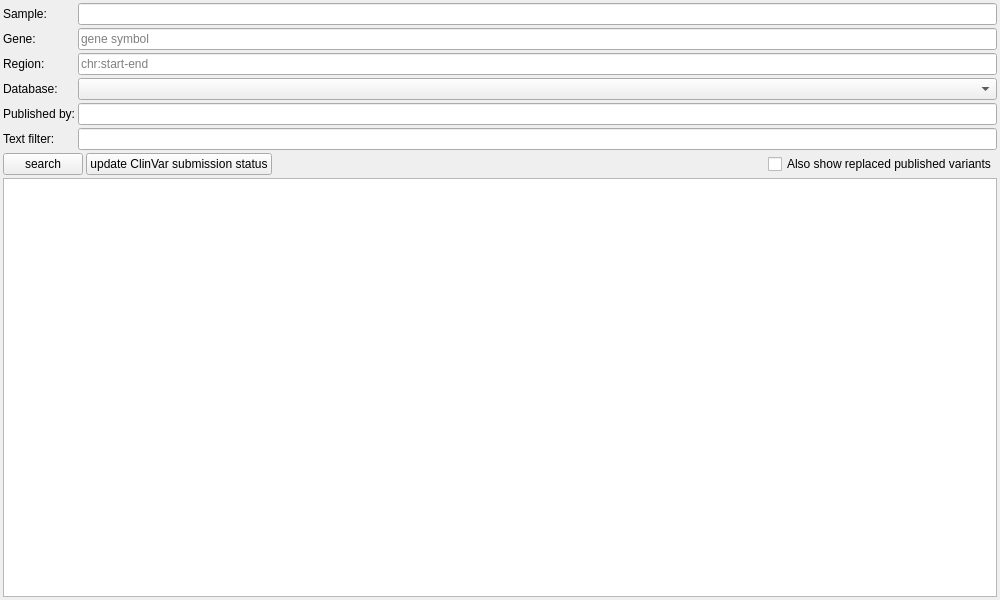
First picture: the form in src/GSvar/PublishedVariantsWidget.ui, repository imgag/ngs-bits, before the edit.
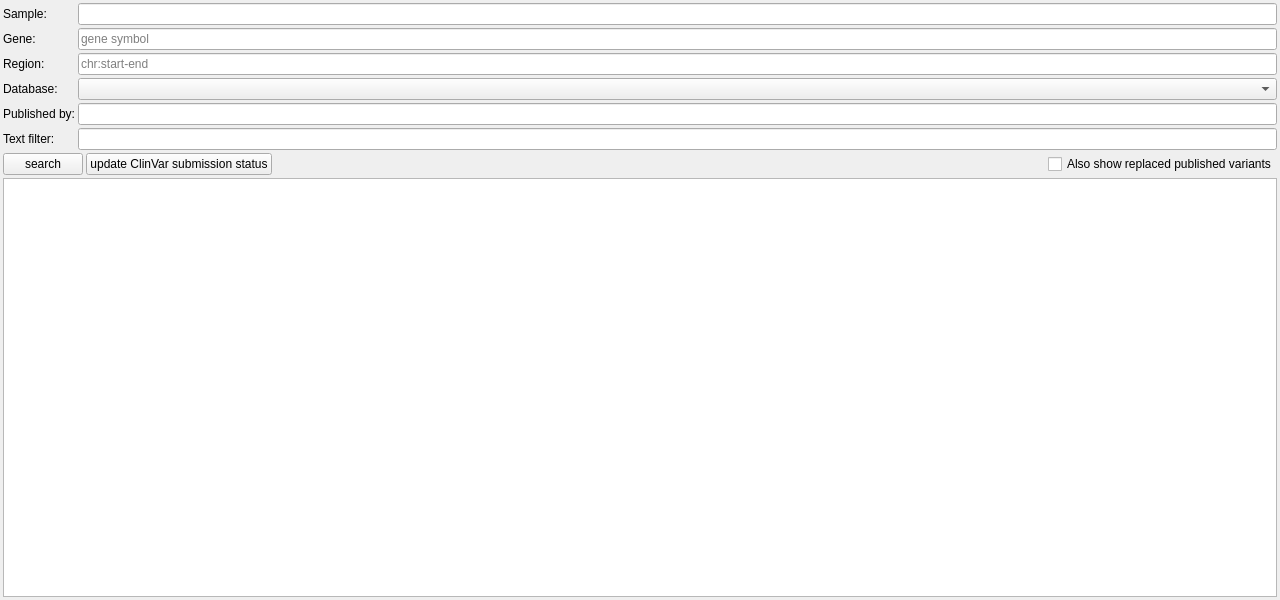
Second picture: the form after the edit. Custom widgets are drawn as their Qt base class.

```diff
--- a/src/GSvar/PublishedVariantsWidget.ui
+++ b/src/GSvar/PublishedVariantsWidget.ui
@@ -6,7 +6,7 @@
    <rect>
     <x>0</x>
     <y>0</y>
-    <width>1000</width>
+    <width>1280</width>
     <height>600</height>
    </rect>
   </property>
```
